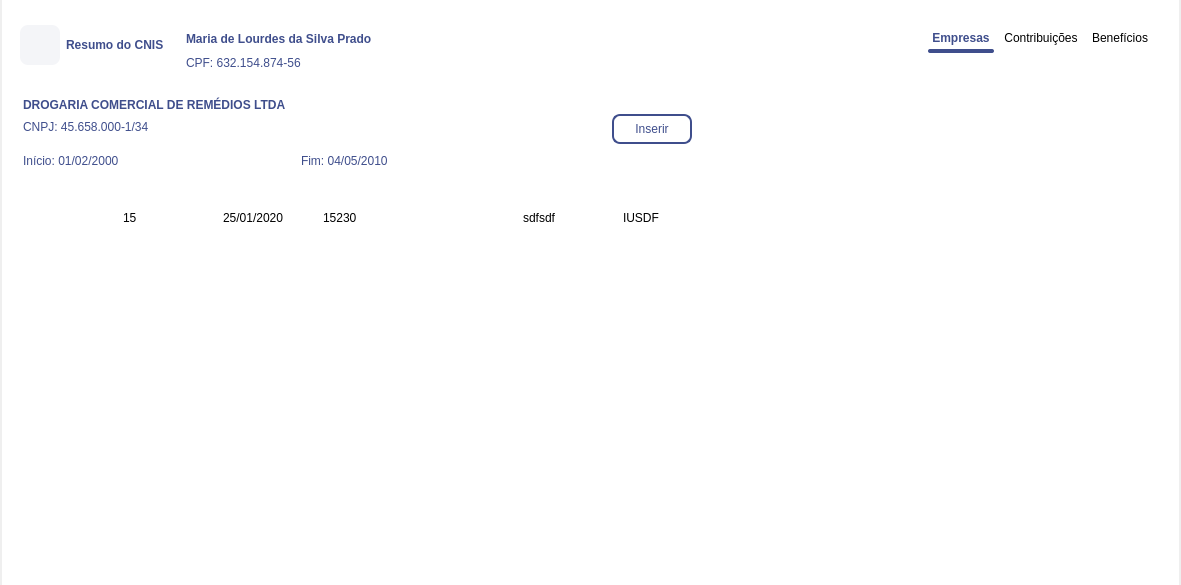
Qt form Design/UI/wdgResumoCNIS.ui (newprev/PrevCliente) before a commit.
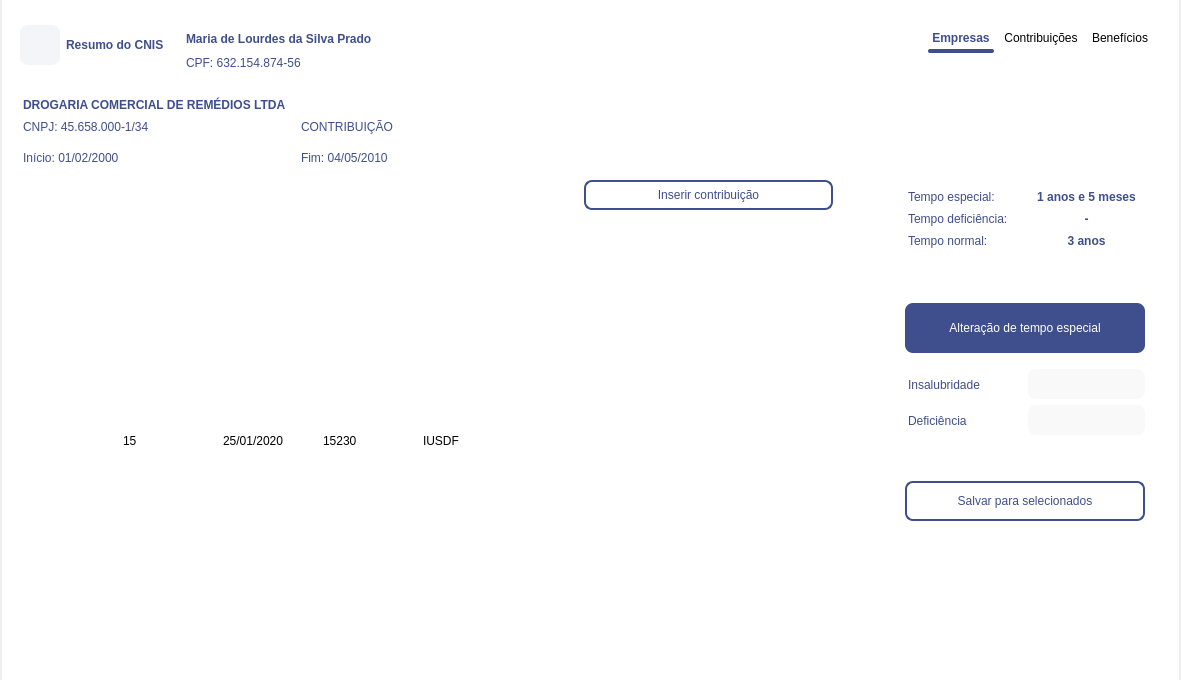
The same form after that commit. The open tabs and pages were chosen to show the change. Icons and pictures are not drawn.

Commit message:
Adição de widget e campos
- Adição de widget para inserir e alterar informações de insalubridade das competências;
- Adição de campos para informar fator de conversão de tempo especial;

The edit to the form file:
```diff
--- a/Design/UI/wdgResumoCNIS.ui
+++ b/Design/UI/wdgResumoCNIS.ui
@@ -7,7 +7,7 @@
     <x>0</x>
     <y>0</y>
     <width>1181</width>
-    <height>585</height>
+    <height>680</height>
    </rect>
   </property>
   <property name="sizePolicy">
@@ -524,8 +524,8 @@
 /*--------------------- Table Widget -----------------------*/
 #tblContribuicoes, #tblCadContrib,
 #tblCadBene {
-	selection-background-color: #F9F9F9;
-	selection-color: grey;
+	selection-background-color: grey;
+	selection-color: white;
 	gridline-color: white;
 
 	border: 0px solid transparent;
@@ -887,9 +887,10 @@
             </property>
             <property name="styleSheet">
              <string notr="true">/*-------------------------------- Push Button -----------------------------------------*/
-#pbInserirContrib {
+#pbInserirContrib, #pbSalvarSelecionados {
 	font: 12pt &quot;Avenir LT Std&quot;;
 	color: #3F4E8C;
+	background-color: white;
 	
 	border: 2px solid #3F4E8C;
 	border-radius: 8px;
@@ -908,7 +909,8 @@
 }
 
 #lbCNPJouNB, #lbDataInicio, 
-#lbDataFim {
+#lbDataFim, #lbInfoContribuicao,
+#lbInsalubridade, #lbDeficiencia {
 	font: 11pt &quot;Avenir LT Std&quot;;
 	color: #3F4E8C;
 	
@@ -916,6 +918,49 @@
 	line-height: 24px;
 
 	margin: 2px 0px 0px 0px;
+}
+
+#lbInfoTempoEspecial {
+	font: 12pt &quot;Avenir LT Std&quot;;
+	color: white;
+	
+	padding: 6px;
+}
+
+#lbInfoTpEspecial, #lbInfoTpDeficiencia,
+#lbInfoTpNormal {
+	font: 11pt &quot;Avenir LT Std&quot;;
+	color: #3F4E8C;
+	
+	font-weight: 120;
+	line-height: 24px;
+
+	margin: 2px 0px 0px 0px;
+}
+
+#lbTpEspecial, #lbTpDeficiencia,
+#lbTpNormal {
+	font: 12pt &quot;Avenir LT Std&quot;;
+	color: #3F4E8C;
+	
+	font-weight: 750;
+	line-height: 24px;
+
+	margin: 2px 0px 0px 0px;
+}
+/*-------------------------------- Frame -----------------------------------------*/
+#frInfoTempoEsp {
+	background-color: #3F4E8C;
+	
+	border: 0px solid none;
+	border-radius: 8px;
+}
+
+#frTempoEspecial {
+	background-color: white;
+	border-radius: 8px;
+
+	border: 0px solid none;
 }</string>
             </property>
             <layout class="QGridLayout" name="gridLayout_6">
@@ -954,20 +999,314 @@
                   <property name="frameShadow">
                    <enum>QFrame::Raised</enum>
                   </property>
-                  <layout class="QHBoxLayout" name="horizontalLayout_6">
-                   <property name="spacing">
-                    <number>0</number>
-                   </property>
+                  <layout class="QGridLayout" name="gridLayout_16">
                    <property name="topMargin">
-                    <number>24</number>
+                    <number>9</number>
+                   </property>
+                   <property name="rightMargin">
+                    <number>16</number>
                    </property>
                    <property name="bottomMargin">
                     <number>4</number>
                    </property>
-                   <item>
+                   <property name="horizontalSpacing">
+                    <number>24</number>
+                   </property>
+                   <item row="0" column="3" rowspan="3">
+                    <widget class="QFrame" name="frTempoEspecial">
+                     <property name="maximumSize">
+                      <size>
+                       <width>300</width>
+                       <height>16777215</height>
+                      </size>
+                     </property>
+                     <property name="frameShape">
+                      <enum>QFrame::NoFrame</enum>
+                     </property>
+                     <property name="frameShadow">
+                      <enum>QFrame::Raised</enum>
+                     </property>
+                     <layout class="QGridLayout" name="gridLayout_15">
+                      <property name="topMargin">
+                       <number>0</number>
+                      </property>
+                      <item row="5" column="1">
+                       <widget class="QComboBox" name="cbxDeficiencia">
+                        <property name="minimumSize">
+                         <size>
+                          <width>0</width>
+                          <height>30</height>
+                         </size>
+                        </property>
+                       </widget>
+                      </item>
+                      <item row="5" column="0">
+                       <widget class="QLabel" name="lbDeficiencia">
+                        <property name="text">
+                         <string>Deficiência</string>
+                        </property>
+                       </widget>
+                      </item>
+                      <item row="0" column="0" colspan="2">
+                       <widget class="QFrame" name="frame_7">
+                        <property name="frameShape">
+                         <enum>QFrame::NoFrame</enum>
+                        </property>
+                        <property name="frameShadow">
+                         <enum>QFrame::Raised</enum>
+                        </property>
+                        <layout class="QGridLayout" name="gridLayout_17">
+                         <property name="leftMargin">
+                          <number>0</number>
+                         </property>
+                         <property name="topMargin">
+                          <number>8</number>
+                         </property>
+                         <property name="rightMargin">
+                          <number>0</number>
+                         </property>
+                         <item row="0" column="0">
+                          <widget class="QLabel" name="lbInfoTpEspecial">
+                           <property name="text">
+                            <string>Tempo especial:</string>
+                           </property>
+                          </widget>
+                         </item>
+                         <item row="1" column="0">
+                          <widget class="QLabel" name="lbInfoTpDeficiencia">
+                           <property name="text">
+                            <string>Tempo deficiência:</string>
+                           </property>
+                          </widget>
+                         </item>
+                         <item row="2" column="0">
+                          <widget class="QLabel" name="lbInfoTpNormal">
+                           <property name="text">
+                            <string>Tempo normal:</string>
+                           </property>
+                          </widget>
+                         </item>
+                         <item row="0" column="1">
+                          <widget class="QLabel" name="lbTpEspecial">
+                           <property name="text">
+                            <string>1 anos e 5 meses</string>
+                           </property>
+                           <property name="alignment">
+                            <set>Qt::AlignCenter</set>
+                           </property>
+                          </widget>
+                         </item>
+                         <item row="1" column="1">
+                          <widget class="QLabel" name="lbTpDeficiencia">
+                           <property name="text">
+                            <string>-</string>
+                           </property>
+                           <property name="alignment">
+                            <set>Qt::AlignCenter</set>
+                           </property>
+                          </widget>
+                         </item>
+                         <item row="2" column="1">
+                          <widget class="QLabel" name="lbTpNormal">
+                           <property name="text">
+                            <string>3 anos</string>
+                           </property>
+                           <property name="alignment">
+                            <set>Qt::AlignCenter</set>
+                           </property>
+                          </widget>
+                         </item>
+                        </layout>
+                       </widget>
+                      </item>
+                      <item row="2" column="0" colspan="2">
+                       <widget class="QFrame" name="frInfoTempoEsp">
+                        <property name="minimumSize">
+                         <size>
+                          <width>0</width>
+                          <height>50</height>
+                         </size>
+                        </property>
+                        <property name="maximumSize">
+                         <size>
+                          <width>16777215</width>
+                          <height>70</height>
+                         </size>
+                        </property>
+                        <property name="frameShape">
+                         <enum>QFrame::NoFrame</enum>
+                        </property>
+                        <property name="frameShadow">
+                         <enum>QFrame::Raised</enum>
+                        </property>
+                        <layout class="QHBoxLayout" name="horizontalLayout_15">
+                         <property name="spacing">
+                          <number>0</number>
+                         </property>
+                         <property name="leftMargin">
+                          <number>0</number>
+                         </property>
+                         <property name="topMargin">
+                          <number>0</number>
+                         </property>
+                         <property name="rightMargin">
+                          <number>0</number>
+                         </property>
+                         <property name="bottomMargin">
+                          <number>0</number>
+                         </property>
+                         <item>
+                          <widget class="QLabel" name="lbInfoTempoEspecial">
+                           <property name="text">
+                            <string>Alteração de tempo especial</string>
+                           </property>
+                           <property name="alignment">
+                            <set>Qt::AlignCenter</set>
+                           </property>
+                          </widget>
+                         </item>
+                        </layout>
+                       </widget>
+                      </item>
+                      <item row="4" column="1">
+                       <widget class="QComboBox" name="cbxInsalubridade">
+                        <property name="minimumSize">
+                         <size>
+                          <width>0</width>
+                          <height>30</height>
+                         </size>
+                        </property>
+                       </widget>
+                      </item>
+                      <item row="3" column="0" colspan="2">
+                       <spacer name="verticalSpacer_5">
+                        <property name="orientation">
+                         <enum>Qt::Vertical</enum>
+                        </property>
+                        <property name="sizeType">
+                         <enum>QSizePolicy::Minimum</enum>
+                        </property>
+                        <property name="sizeHint" stdset="0">
+                         <size>
+                          <width>20</width>
+                          <height>10</height>
+                         </size>
+                        </property>
+                       </spacer>
+                      </item>
+                      <item row="4" column="0">
+                       <widget class="QLabel" name="lbInsalubridade">
+                        <property name="text">
+                         <string>Insalubridade</string>
+                        </property>
+                       </widget>
+                      </item>
+                      <item row="6" column="0" colspan="2">
+                       <spacer name="verticalSpacer_6">
+                        <property name="orientation">
+                         <enum>Qt::Vertical</enum>
+                        </property>
+                        <property name="sizeType">
+                         <enum>QSizePolicy::Minimum</enum>
+                        </property>
+                        <property name="sizeHint" stdset="0">
+                         <size>
+                          <width>20</width>
+                          <height>40</height>
+                         </size>
+                        </property>
+                       </spacer>
+                      </item>
+                      <item row="7" column="0" colspan="2">
+                       <widget class="QPushButton" name="pbSalvarSelecionados">
+                        <property name="minimumSize">
+                         <size>
+                          <width>240</width>
+                          <height>40</height>
+                         </size>
+                        </property>
+                        <property name="maximumSize">
+                         <size>
+                          <width>13215465</width>
+                          <height>16777215</height>
+                         </size>
+                        </property>
+                        <property name="text">
+                         <string>Salvar para selecionados</string>
+                        </property>
+                       </widget>
+                      </item>
+                      <item row="1" column="0" colspan="2">
+                       <spacer name="verticalSpacer_7">
+                        <property name="orientation">
+                         <enum>Qt::Vertical</enum>
+                        </property>
+                        <property name="sizeType">
+                         <enum>QSizePolicy::Minimum</enum>
+                        </property>
+                        <property name="sizeHint" stdset="0">
+                         <size>
+                          <width>20</width>
+                          <height>40</height>
+                         </size>
+                        </property>
+                       </spacer>
+                      </item>
+                     </layout>
+                    </widget>
+                   </item>
+                   <item row="0" column="2" rowspan="2">
+                    <spacer name="horizontalSpacer_10">
+                     <property name="orientation">
+                      <enum>Qt::Horizontal</enum>
+                     </property>
+                     <property name="sizeType">
+                      <enum>QSizePolicy::Preferred</enum>
+                     </property>
+                     <property name="sizeHint" stdset="0">
+                      <size>
+                       <width>40</width>
+                       <height>20</height>
+                      </size>
+                     </property>
+                    </spacer>
+                   </item>
+                   <item row="0" column="1">
+                    <widget class="QPushButton" name="pbInserirContrib">
+                     <property name="minimumSize">
+                      <size>
+                       <width>80</width>
+                       <height>0</height>
+                      </size>
+                     </property>
+                     <property name="maximumSize">
+                      <size>
+                       <width>250</width>
+                       <height>16777215</height>
+                      </size>
+                     </property>
+                     <property name="text">
+                      <string>Inserir contribuição</string>
+                     </property>
+                    </widget>
+                   </item>
+                   <item row="3" column="3">
+                    <spacer name="verticalSpacer">
+                     <property name="orientation">
+                      <enum>Qt::Vertical</enum>
+                     </property>
+                     <property name="sizeHint" stdset="0">
+                      <size>
+                       <width>20</width>
+                       <height>40</height>
+                      </size>
+                     </property>
+                    </spacer>
+                   </item>
+                   <item row="1" column="0" rowspan="3" colspan="2">
                     <widget class="QTableWidget" name="tblContribuicoes">
                      <property name="sizePolicy">
-                      <sizepolicy hsizetype="Expanding" vsizetype="MinimumExpanding">
+                      <sizepolicy hsizetype="Expanding" vsizetype="Expanding">
                        <horstretch>0</horstretch>
                        <verstretch>0</verstretch>
                       </sizepolicy>
@@ -1021,7 +1360,7 @@
                       <number>70</number>
                      </attribute>
                      <attribute name="horizontalHeaderShowSortIndicator" stdset="0">
-                      <bool>false</bool>
+                      <bool>true</bool>
                      </attribute>
                      <attribute name="horizontalHeaderStretchLastSection">
                       <bool>false</bool>
@@ -1045,7 +1384,7 @@
                       <bool>true</bool>
                      </attribute>
                      <attribute name="verticalHeaderStretchLastSection">
-                      <bool>false</bool>
+                      <bool>true</bool>
                      </attribute>
                      <row>
                       <property name="text">
@@ -1161,71 +1500,6 @@
                        </brush>
                       </property>
                      </column>
-                     <column>
-                      <property name="text">
-                       <string>Tetos
-previdenciários</string>
-                      </property>
-                      <property name="font">
-                       <font>
-                        <family>Avenir LT Std</family>
-                        <pointsize>12</pointsize>
-                        <weight>75</weight>
-                        <bold>true</bold>
-                       </font>
-                      </property>
-                      <property name="textAlignment">
-                       <set>AlignCenter</set>
-                      </property>
-                      <property name="background">
-                       <color>
-                        <red>255</red>
-                        <green>255</green>
-                        <blue>255</blue>
-                       </color>
-                      </property>
-                      <property name="foreground">
-                       <brush brushstyle="SolidPattern">
-                        <color alpha="255">
-                         <red>63</red>
-                         <green>78</green>
-                         <blue>140</blue>
-                        </color>
-                       </brush>
-                      </property>
-                     </column>
-                     <column>
-                      <property name="text">
-                       <string>Natureza</string>
-                      </property>
-                      <property name="font">
-                       <font>
-                        <family>Avenir LT Std</family>
-                        <pointsize>12</pointsize>
-                        <weight>75</weight>
-                        <bold>true</bold>
-                       </font>
-                      </property>
-                      <property name="textAlignment">
-                       <set>AlignCenter</set>
-                      </property>
-                      <property name="background">
-                       <color>
-                        <red>255</red>
-                        <green>255</green>
-                        <blue>255</blue>
-                       </color>
-                      </property>
-                      <property name="foreground">
-                       <brush brushstyle="SolidPattern">
-                        <color alpha="255">
-                         <red>63</red>
-                         <green>78</green>
-                         <blue>140</blue>
-                        </color>
-                       </brush>
-                      </property>
-                     </column>
                      <column>
                       <property name="text">
                        <string>Indicadores</string>
@@ -1258,6 +1532,72 @@
                        </brush>
                       </property>
                      </column>
+                     <column>
+                      <property name="text">
+                       <string>Fator
+insalubridade</string>
+                      </property>
+                      <property name="font">
+                       <font>
+                        <family>Avenir LT Std</family>
+                        <pointsize>12</pointsize>
+                        <weight>75</weight>
+                        <bold>true</bold>
+                       </font>
+                      </property>
+                      <property name="textAlignment">
+                       <set>AlignCenter</set>
+                      </property>
+                      <property name="background">
+                       <color>
+                        <red>255</red>
+                        <green>255</green>
+                        <blue>255</blue>
+                       </color>
+                      </property>
+                      <property name="foreground">
+                       <brush brushstyle="SolidPattern">
+                        <color alpha="255">
+                         <red>63</red>
+                         <green>78</green>
+                         <blue>140</blue>
+                        </color>
+                       </brush>
+                      </property>
+                     </column>
+                     <column>
+                      <property name="text">
+                       <string>Fator
+deficiencia</string>
+                      </property>
+                      <property name="font">
+                       <font>
+                        <family>Avenir LT Std</family>
+                        <pointsize>12</pointsize>
+                        <weight>75</weight>
+                        <bold>true</bold>
+                       </font>
+                      </property>
+                      <property name="textAlignment">
+                       <set>AlignCenter</set>
+                      </property>
+                      <property name="background">
+                       <color>
+                        <red>255</red>
+                        <green>255</green>
+                        <blue>255</blue>
+                       </color>
+                      </property>
+                      <property name="foreground">
+                       <brush brushstyle="SolidPattern">
+                        <color alpha="255">
+                         <red>63</red>
+                         <green>78</green>
+                         <blue>140</blue>
+                        </color>
+                       </brush>
+                      </property>
+                     </column>
                      <column>
                       <property name="text">
                        <string>Ações</string>
@@ -1305,12 +1645,7 @@
                        <string>15230</string>
                       </property>
                      </item>
-                     <item row="0" column="5">
-                      <property name="text">
-                       <string>sdfsdf</string>
-                      </property>
-                     </item>
-                     <item row="0" column="6">
+                     <item row="0" column="4">
                       <property name="text">
                        <string>IUSDF</string>
                       </property>
@@ -1322,6 +1657,18 @@
                 </item>
                 <item row="0" column="0">
                  <widget class="QFrame" name="frInfoResumo">
+                  <property name="minimumSize">
+                   <size>
+                    <width>0</width>
+                    <height>75</height>
+                   </size>
+                  </property>
+                  <property name="maximumSize">
+                   <size>
+                    <width>16777215</width>
+                    <height>90</height>
+                   </size>
+                  </property>
                   <property name="frameShape">
                    <enum>QFrame::NoFrame</enum>
                   </property>
@@ -1365,26 +1712,10 @@
                       <property name="bottomMargin">
                        <number>0</number>
                       </property>
-                      <item row="0" column="0" colspan="2">
-                       <widget class="QLabel" name="lbNomeEmp">
-                        <property name="minimumSize">
-                         <size>
-                          <width>400</width>
-                          <height>0</height>
-                         </size>
-                        </property>
+                      <item row="2" column="1" alignment="Qt::AlignLeft|Qt::AlignBottom">
+                       <widget class="QLabel" name="lbDataFim">
                         <property name="text">
-                         <string>DROGARIA COMERCIAL DE REMÉDIOS LTDA</string>
-                        </property>
-                        <property name="wordWrap">
-                         <bool>true</bool>
-                        </property>
-                       </widget>
-                      </item>
-                      <item row="3" column="0" alignment="Qt::AlignBottom">
-                       <widget class="QLabel" name="lbDataInicio">
-                        <property name="text">
-                         <string>Início: 01/02/2000</string>
+                         <string>Fim: 04/05/2010</string>
                         </property>
                        </widget>
                       </item>
@@ -1395,45 +1726,39 @@
                         </property>
                        </widget>
                       </item>
-                      <item row="3" column="1" alignment="Qt::AlignLeft|Qt::AlignBottom">
-                       <widget class="QLabel" name="lbDataFim">
-                        <property name="text">
-                         <string>Fim: 04/05/2010</string>
-                        </property>
-                       </widget>
-                      </item>
-                      <item row="2" column="0">
-                       <spacer name="verticalSpacer">
-                        <property name="orientation">
-                         <enum>Qt::Vertical</enum>
-                        </property>
-                        <property name="sizeType">
-                         <enum>QSizePolicy::Fixed</enum>
-                        </property>
-                        <property name="sizeHint" stdset="0">
+                      <item row="0" column="0" colspan="2">
+                       <widget class="QLabel" name="lbNomeEmp">
+                        <property name="minimumSize">
                          <size>
-                          <width>20</width>
-                          <height>12</height>
+                          <width>400</width>
+                          <height>0</height>
                          </size>
                         </property>
-                       </spacer>
+                        <property name="text">
+                         <string>DROGARIA COMERCIAL DE REMÉDIOS LTDA</string>
+                        </property>
+                        <property name="wordWrap">
+                         <bool>true</bool>
+                        </property>
+                       </widget>
+                      </item>
+                      <item row="2" column="0" alignment="Qt::AlignBottom">
+                       <widget class="QLabel" name="lbDataInicio">
+                        <property name="text">
+                         <string>Início: 01/02/2000</string>
+                        </property>
+                       </widget>
+                      </item>
+                      <item row="1" column="1" alignment="Qt::AlignTop">
+                       <widget class="QLabel" name="lbInfoContribuicao">
+                        <property name="text">
+                         <string>CONTRIBUIÇÃO</string>
+                        </property>
+                       </widget>
                       </item>
                      </layout>
                     </widget>
                    </item>
-                   <item>
-                    <widget class="QPushButton" name="pbInserirContrib">
-                     <property name="minimumSize">
-                      <size>
-                       <width>80</width>
-                       <height>0</height>
-                      </size>
-                     </property>
-                     <property name="text">
-                      <string>Inserir</string>
-                     </property>
-                    </widget>
-                   </item>
                    <item>
                     <spacer name="horizontalSpacer_4">
                      <property name="orientation">
```
Left out of the diff: 13 changed lines with no effect on the pictures. The commit also changes 5 other files.
